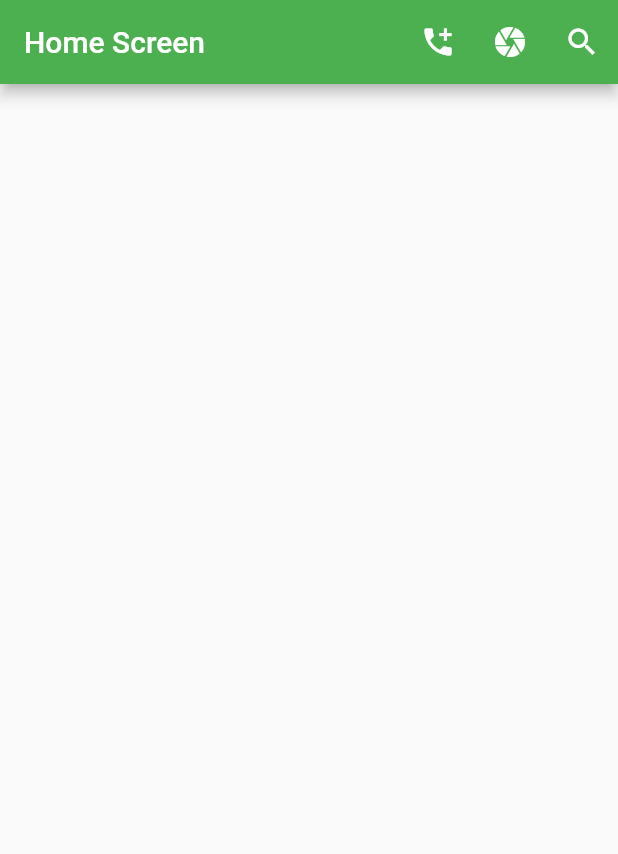
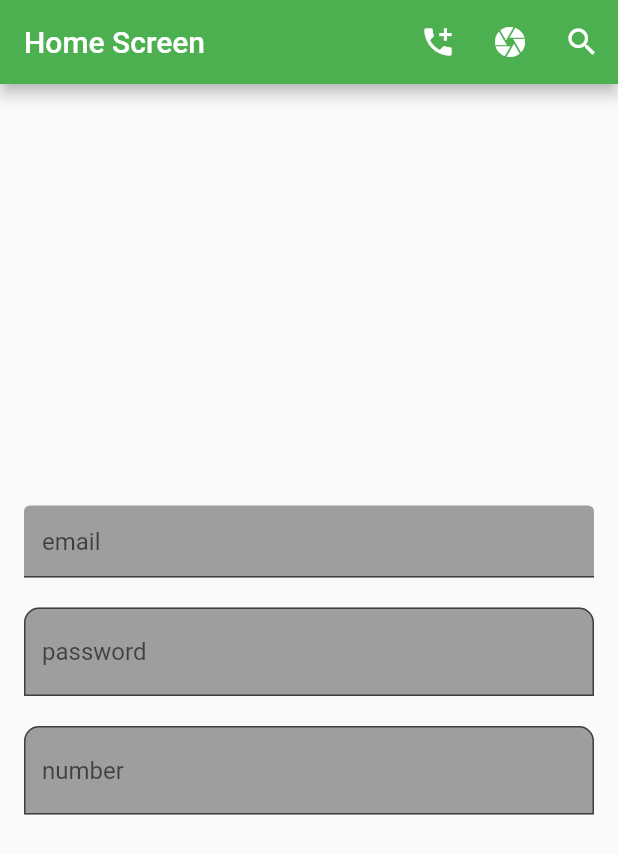
Before and after one commit to AbdullahThalha/Flutter, a Flutter app: the screen it shows after launch, on a phone screen of 412 x 824 dp. Shown: the top 854 px of the screen. Run offline on Flutter 3.47's test engine with Material 2 defaults, Android fonts, the phone set to English and light mode, and no system bars.

Commit message:
TextFormField added

```diff
--- a/lib/main.dart
+++ b/lib/main.dart
@@ -18,22 +18,104 @@ class MyApp  extends StatelessWidget {
   }
 }
 class Homepage extends StatelessWidget {
-  const Homepage({Key? key}) : super(key: key);
+   Homepage({Key? key}) : super(key: key);
+  TextEditingController emailController=TextEditingController();
+  TextEditingController passwordController=TextEditingController();
+   TextEditingController numberController=TextEditingController();
+
+
 
   @override
   Widget build(BuildContext context) {
-    return Scaffold(///Scaffold :works on individual screen
+    return Scaffold(
+
+      ///Scaffold :works on individual screen
       appBar: AppBar(
         title: Text('Home Screen'),
         backgroundColor: Colors.green,
         actions: [
-          IconButton(onPressed: (){}, icon: Icon(Icons.add_call)),
-          IconButton(onPressed: (){}, icon: Icon(Icons.camera)),
-          IconButton(onPressed: (){}, icon: Icon(Icons.search)),
+          IconButton(onPressed: () {}, icon: Icon(Icons.add_call)),
+          IconButton(onPressed: () {}, icon: Icon(Icons.camera)),
+          IconButton(onPressed: () {}, icon: Icon(Icons.search)),
         ],
 
       ),
 
+      body: Padding(
+        padding: const EdgeInsets.all(16.0),
+        child: Center(
+          child: Column(
+              mainAxisAlignment:MainAxisAlignment.center,
+              children:[
+                TextFormField(
+                   validator:(String?value){
+                     if(value!.isEmpty){
+                       return 'enter email';
+    }
+                     else{
+                       return null;
+                     }
+                     },///for mandotory email and password validator is being used and in number is not being used;
+                  controller:emailController,
+                  ///obscureText: true,
+                  decoration: InputDecoration(
+                  hintText: 'email',
+                  fillColor:Colors.grey.shade500,
+                  filled: true,
+
+                  ),
+                ),
+
+
+                  SizedBox(height: 20,),
+                  TextFormField(
+                  controller:passwordController,///its mendatory to set controller,validator for every textformfield;
+
+                  decoration: InputDecoration(
+                  hintText: 'password',
+                  fillColor:Colors.grey.shade500,
+                  filled: true,
+                  border: OutlineInputBorder(
+                  borderRadius: BorderRadius.only(topLeft:Radius.circular(10), topRight:Radius.circular(10) ),
+
+                  )
+                  ),
+
+
+                  ),
+
+
+
+                SizedBox(height: 20,),
+                TextFormField(
+                  controller:numberController,///its mendatory to set controller,validator for every textformfield;
+
+                  decoration: InputDecoration(
+                      hintText: 'number',
+                      fillColor:Colors.grey.shade500,
+                      filled: true,
+                      border: OutlineInputBorder(
+                        borderRadius: BorderRadius.only(topLeft:Radius.circular(10), topRight:Radius.circular(10) ),
+
+                      )
+                  ),
+
+
+                )
+
+
+
+              ]
+
+          ),
+
+        ),
+      ),
+
+
+
     );
   }
+
+
 }
```
